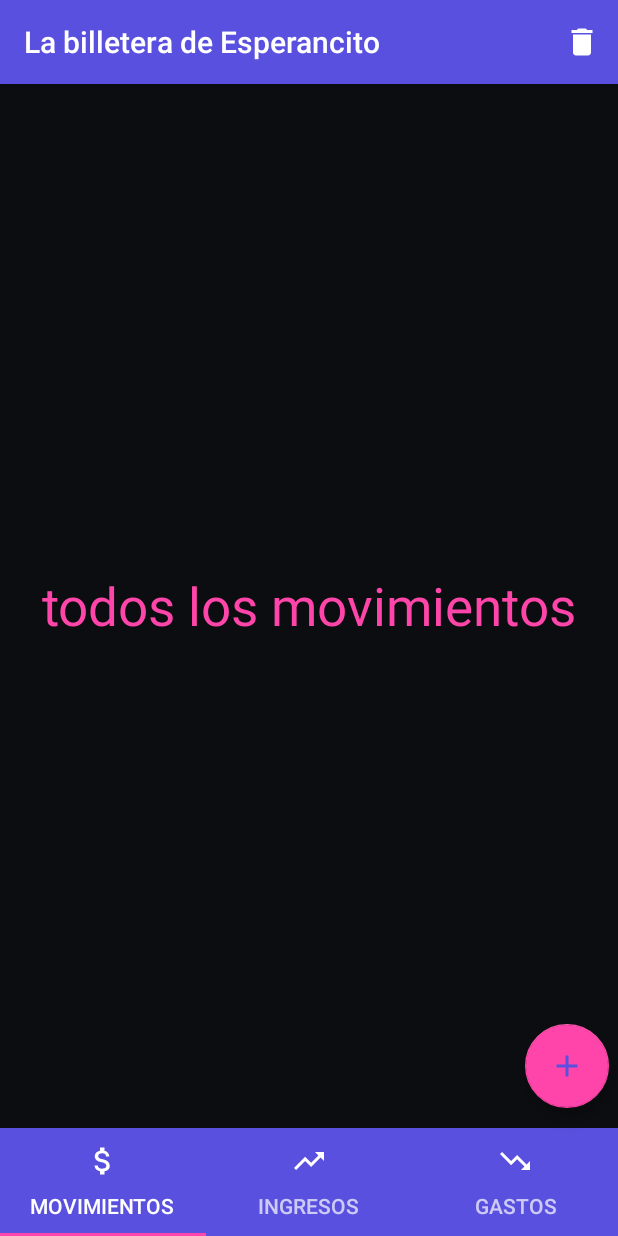
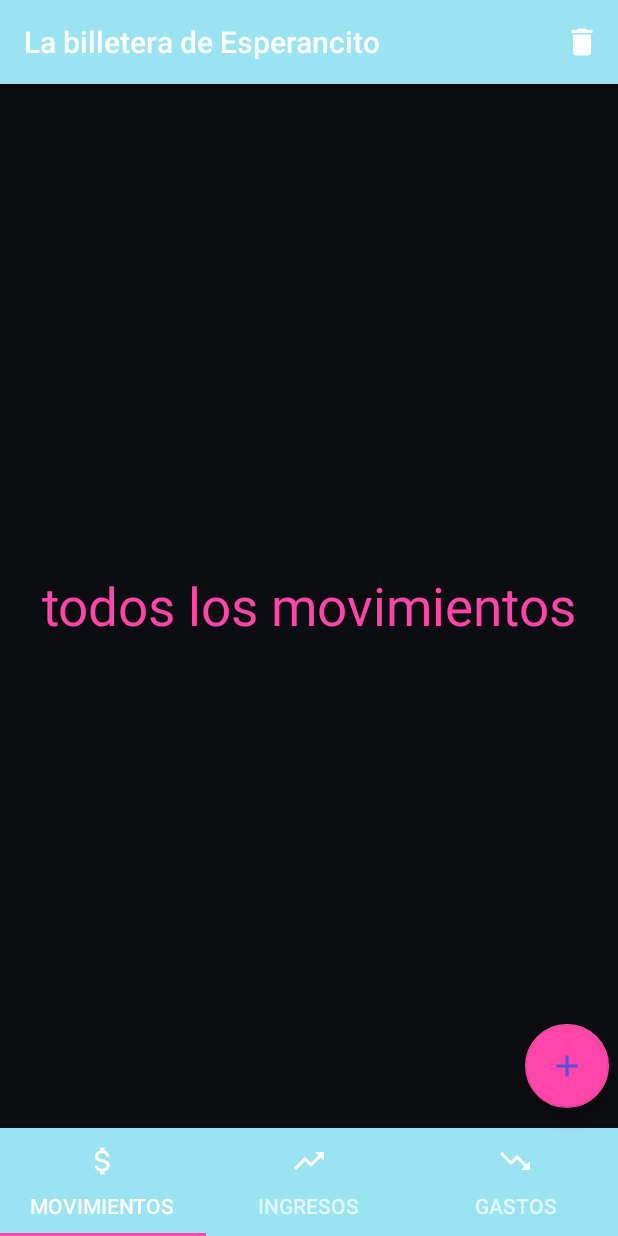
Before and after one commit to norvilArce/proyectoAndroid, an Android app: the screen it shows after launch (TabsActivity), on a phone screen of 412 x 824 dp. Run offline under Robolectric (Android 15) with nearby library versions, the phone set to English and light mode, and no system bars.

Commit message:
jean pierre

```diff
--- a/app/src/main/java/com/isil/appproyectoandroid/SplashActivity.java
+++ b/app/src/main/java/com/isil/appproyectoandroid/SplashActivity.java
@@ -28,7 +28,7 @@ public class SplashActivity extends AppCompatActivity {
             }
         };
 
-        handler.postDelayed(runnable, 3000);
+        handler.postDelayed(runnable, 4000);
     }
 
     private void mostrarTabsActivity() {
--- a/app/src/main/res/layout/activity_splash.xml
+++ b/app/src/main/res/layout/activity_splash.xml
@@ -5,7 +5,7 @@
     android:layout_width="match_parent"
     android:layout_height="match_parent"
     android:gravity="center"
-    android:background="@color/colorPrimary3"
+    android:background="@color/colorPrimary"
     tools:context=".SplashActivity">
 
     <pl.droidsonroids.gif.GifImageView
--- a/app/src/main/res/values/colors.xml
+++ b/app/src/main/res/values/colors.xml
@@ -2,9 +2,9 @@
 <resources>
 
     <!--degradado -122°-->
-    <color name="colorPrimary">#5950DF</color>
+    <color name="colorPrimary">#9ae3f2</color>
     <color name="colorPrimary2">#783BB7</color>
-    <color name="colorPrimary3">#9ae3f2</color>
+    <color name="colorPrimary3">#5950DF</color>
 
     <color name="colorPrimaryDark">#1A1C23</color>
     <color name="colorAccent">#FF45A9</color>
```
